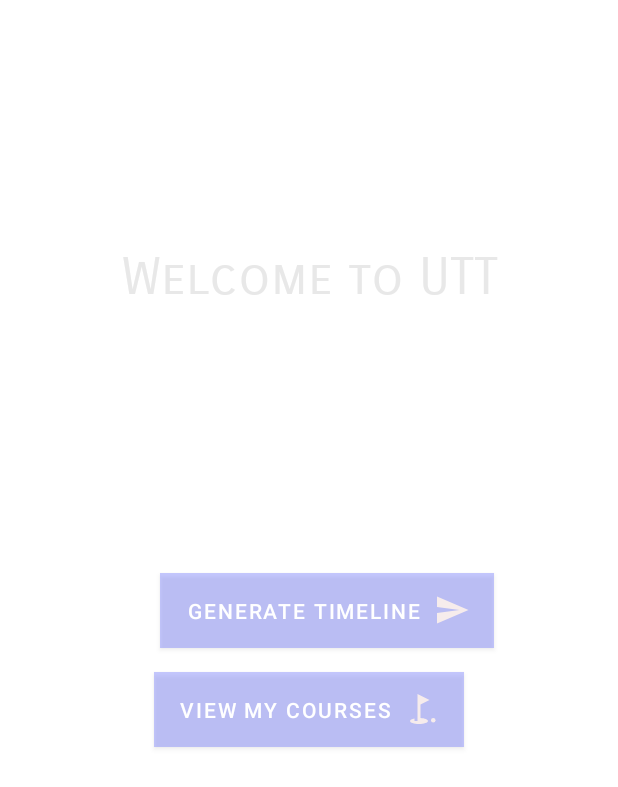
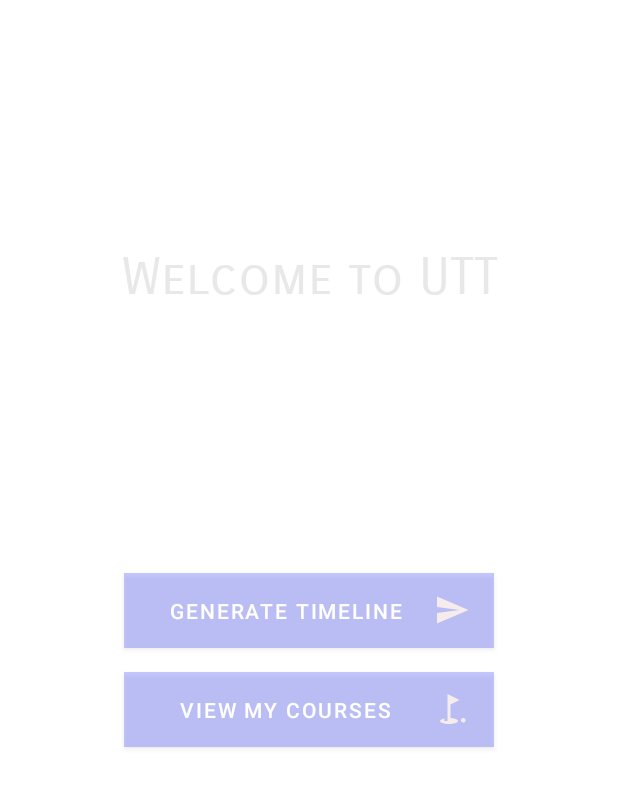
Before and after one commit to arnavp103/UTT, an Android app: the layout fragment_home.xml on its own in the app's theme, with its tools: preview values and no code run, on a phone screen of 412 x 824 dp. Shown: the top 787 px of the screen. Run offline under Robolectric (Android 15) with nearby library versions, the phone set to English and light mode, and no system bars.

Commit message:
Fix background

```diff
--- a/app/src/main/res/layout/fragment_add_future.xml
+++ b/app/src/main/res/layout/fragment_add_future.xml
@@ -6,7 +6,6 @@
     android:layout_width="match_parent"
     android:layout_height="match_parent"
 
-    android:background="#FFFFFFFF"
     android:padding="16dp"
     tools:context=".addFuture">
 
--- a/app/src/main/res/layout/fragment_add_prev.xml
+++ b/app/src/main/res/layout/fragment_add_prev.xml
@@ -5,7 +5,6 @@
     android:id="@+id/generate_button"
     android:layout_width="match_parent"
     android:layout_height="match_parent"
-    android:background="@color/white"
     android:padding="16dp"
     tools:context=".addPrev">
 
--- a/app/src/main/res/layout/fragment_home.xml
+++ b/app/src/main/res/layout/fragment_home.xml
@@ -46,7 +46,6 @@
         android:id="@+id/gen_addButton"
         android:layout_width="0dp"
         android:layout_height="50dp"
-        android:layout_marginStart="24dp"
         android:layout_marginTop="108dp"
         android:background="#6A675088"
         android:backgroundTint="#6A675088"
@@ -61,8 +60,6 @@
         android:layout_width="0dp"
         android:layout_height="50dp"
         android:layout_marginTop="16dp"
-        android:layout_marginStart="20dp"
-        android:layout_marginEnd="20dp"
         android:background="#6A675088"
         android:backgroundTint="#6A675088"
         android:drawableEnd="@drawable/ic_golf_course"
```
